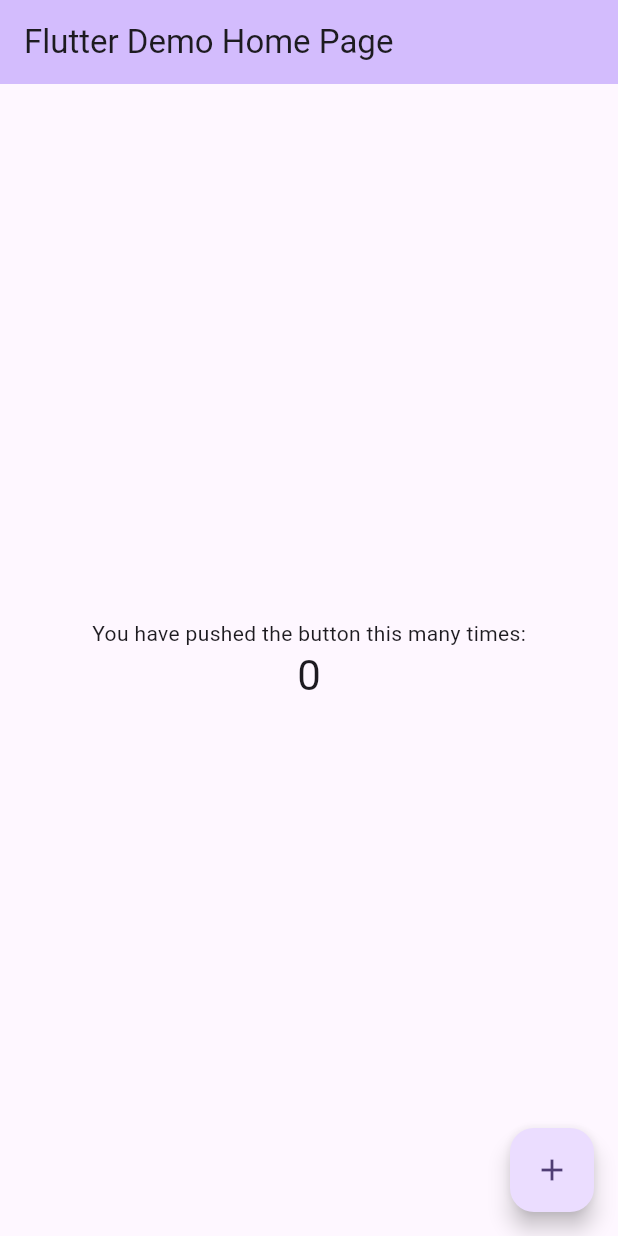
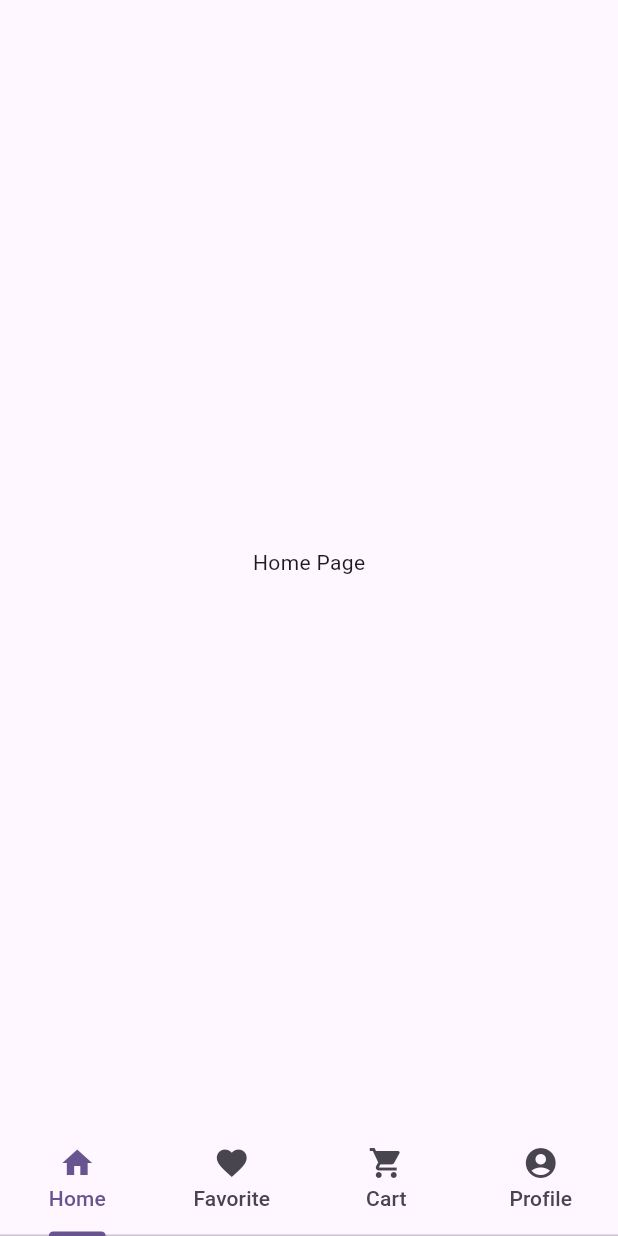
Before and after one commit to SetsiriAunsiam/HaYBuy, a Flutter app: the screen it shows after launch, on a phone screen of 412 x 824 dp. Run offline on Flutter 3.47's test engine with Material 3 defaults, Android fonts, the phone set to English and light mode, and no system bars.

Commit message:
TapBar and Pages for each button

```diff
--- a/lib/main.dart
+++ b/lib/main.dart
@@ -1,4 +1,5 @@
 import 'package:flutter/material.dart';
+import 'package:local_shopee/pages/tap.dart';
 
 void main() {
   runApp(const MyApp());
@@ -13,110 +14,9 @@ class MyApp extends StatelessWidget {
     return MaterialApp(
       title: 'Flutter Demo',
       theme: ThemeData(
-        // This is the theme of your application.
-        //
-        // TRY THIS: Try running your application with "flutter run". You'll see
-        // the application has a purple toolbar. Then, without quitting the app,
-        // try changing the seedColor in the colorScheme below to Colors.green
-        // and then invoke "hot reload" (save your changes or press the "hot
-        // reload" button in a Flutter-supported IDE, or press "r" if you used
-        // the command line to start the app).
-        //
-        // Notice that the counter didn't reset back to zero; the application
-        // state is not lost during the reload. To reset the state, use hot
-        // restart instead.
-        //
-        // This works for code too, not just values: Most code changes can be
-        // tested with just a hot reload.
         colorScheme: ColorScheme.fromSeed(seedColor: Colors.deepPurple),
       ),
-      home: const MyHomePage(title: 'Flutter Demo Home Page'),
+      home: TapBar(),
     );
   }
 }
-
-class MyHomePage extends StatefulWidget {
-  const MyHomePage({super.key, required this.title});
-
-  // This widget is the home page of your application. It is stateful, meaning
-  // that it has a State object (defined below) that contains fields that affect
-  // how it looks.
-
-  // This class is the configuration for the state. It holds the values (in this
-  // case the title) provided by the parent (in this case the App widget) and
-  // used by the build method of the State. Fields in a Widget subclass are
-  // always marked "final".
-
-  final String title;
-
-  @override
-  State<MyHomePage> createState() => _MyHomePageState();
-}
-
-class _MyHomePageState extends State<MyHomePage> {
-  int _counter = 0;
-
-  void _incrementCounter() {
-    setState(() {
-      // This call to setState tells the Flutter framework that something has
-      // changed in this State, which causes it to rerun the build method below
-      // so that the display can reflect the updated values. If we changed
-      // _counter without calling setState(), then the build method would not be
-      // called again, and so nothing would appear to happen.
-      _counter++;
-    });
-  }
-
-  @override
-  Widget build(BuildContext context) {
-    // This method is rerun every time setState is called, for instance as done
-    // by the _incrementCounter method above.
-    //
-    // The Flutter framework has been optimized to make rerunning build methods
-    // fast, so that you can just rebuild anything that needs updating rather
-    // than having to individually change instances of widgets.
-    return Scaffold(
-      appBar: AppBar(
-        // TRY THIS: Try changing the color here to a specific color (to
-        // Colors.amber, perhaps?) and trigger a hot reload to see the AppBar
-        // change color while the other colors stay the same.
-        backgroundColor: Theme.of(context).colorScheme.inversePrimary,
-        // Here we take the value from the MyHomePage object that was created by
-        // the App.build method, and use it to set our appbar title.
-        title: Text(widget.title),
-      ),
-      body: Center(
-        // Center is a layout widget. It takes a single child and positions it
-        // in the middle of the parent.
-        child: Column(
-          // Column is also a layout widget. It takes a list of children and
-          // arranges them vertically. By default, it sizes itself to fit its
-          // children horizontally, and tries to be as tall as its parent.
-          //
-          // Column has various properties to control how it sizes itself and
-          // how it positions its children. Here we use mainAxisAlignment to
-          // center the children vertically; the main axis here is the vertical
-          // axis because Columns are vertical (the cross axis would be
-          // horizontal).
-          //
-          // TRY THIS: Invoke "debug painting" (choose the "Toggle Debug Paint"
-          // action in the IDE, or press "p" in the console), to see the
-          // wireframe for each widget.
-          mainAxisAlignment: MainAxisAlignment.center,
-          children: <Widget>[
-            const Text('You have pushed the button this many times:'),
-            Text(
-              '$_counter',
-              style: Theme.of(context).textTheme.headlineMedium,
-            ),
-          ],
-        ),
-      ),
-      floatingActionButton: FloatingActionButton(
-        onPressed: _incrementCounter,
-        tooltip: 'Increment',
-        child: const Icon(Icons.add),
-      ), // This trailing comma makes auto-formatting nicer for build methods.
-    );
-  }
-}
--- /dev/null
+++ b/lib/pages/cart.dart
@@ -0,0 +1,10 @@
+import 'package:flutter/material.dart';
+
+class CartPage extends StatelessWidget {
+  const CartPage({super.key});
+
+  @override
+  Widget build(BuildContext context) {
+    return Scaffold(body: const Center(child: Text('Cart Page')));
+  }
+}
--- /dev/null
+++ b/lib/pages/home.dart
@@ -0,0 +1,10 @@
+import 'package:flutter/material.dart';
+
+class HomePage extends StatelessWidget {
+  const HomePage({super.key});
+
+  @override
+  Widget build(BuildContext context) {
+    return Scaffold(body: const Center(child: Text('Home Page')));
+  }
+}
--- /dev/null
+++ b/lib/pages/profile.dart
@@ -0,0 +1,10 @@
+import 'package:flutter/material.dart';
+
+class ProfilePage extends StatelessWidget {
+  const ProfilePage({super.key});
+
+  @override
+  Widget build(BuildContext context) {
+    return Scaffold(body: const Center(child: Text('Profile Page')));
+  }
+}
--- /dev/null
+++ b/lib/pages/tap.dart
@@ -0,0 +1,39 @@
+import 'package:flutter/material.dart';
+import 'package:local_shopee/pages/cart.dart';
+import 'package:local_shopee/pages/home.dart';
+import 'package:local_shopee/pages/profile.dart';
+
+class TapBar extends StatefulWidget {
+  const TapBar({super.key});
+
+  @override
+  State<TapBar> createState() => _TapBarState();
+}
+
+class _TapBarState extends State<TapBar> {
+  @override
+  Widget build(BuildContext context) {
+    return DefaultTabController(
+      length: 4,
+      child: Scaffold(
+        //appBar: AppBar(title: const Text('Tap Bar Example')),
+        bottomNavigationBar: const TabBar(
+          tabs: [
+            Tab(icon: Icon(Icons.home), text: 'Home'),
+            Tab(icon: Icon(Icons.favorite), text: 'Favorite'),
+            Tab(icon: Icon(Icons.shopping_cart), text: 'Cart'),
+            Tab(icon: Icon(Icons.account_circle), text: 'Profile'),
+          ],
+        ),
+        body: const TabBarView(
+          children: [
+            HomePage(),
+            Center(child: Text('Content for Favorite')),
+            CartPage(),
+            ProfilePage(),
+          ],
+        ),
+      ),
+    );
+  }
+}
```
